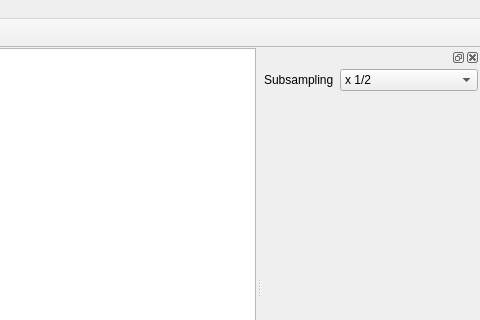
This is mirrorwindow.ui in artm/mirror as Qt 5 draws it before an edit; both pictures show x 160 to 640 and y 0 to 320 of the 640 by 548 pixel window. The edited form follows.
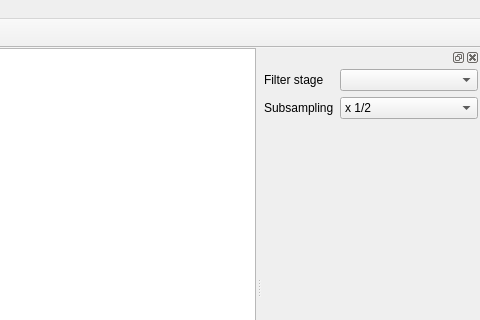
This is the edited form. Custom widgets are drawn as their Qt base class.

The edit to the form file:
```diff
--- a/mirrorwindow.ui
+++ b/mirrorwindow.ui
@@ -91,14 +91,14 @@
      <property name="margin">
       <number>2</number>
      </property>
-     <item row="0" column="0">
+     <item row="2" column="0">
       <widget class="QLabel" name="label">
        <property name="text">
         <string>Subsampling</string>
        </property>
       </widget>
      </item>
-     <item row="0" column="1">
+     <item row="2" column="1">
       <widget class="QComboBox" name="scaleSelector">
        <property name="currentIndex">
         <number>1</number>
@@ -125,6 +125,16 @@
        </item>
       </widget>
      </item>
+     <item row="1" column="0">
+      <widget class="QLabel" name="label_2">
+       <property name="text">
+        <string>Filter stage</string>
+       </property>
+      </widget>
+     </item>
+     <item row="1" column="1">
+      <widget class="QComboBox" name="stageSelector"/>
+     </item>
     </layout>
    </widget>
   </widget>
```
